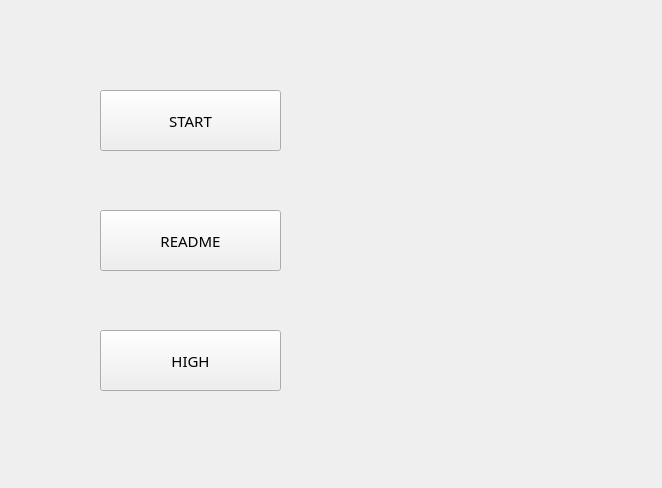
Before: the Qt Designer form TankGame/mainwindow.ui in anlowee/TankGame, drawn with Qt 5.
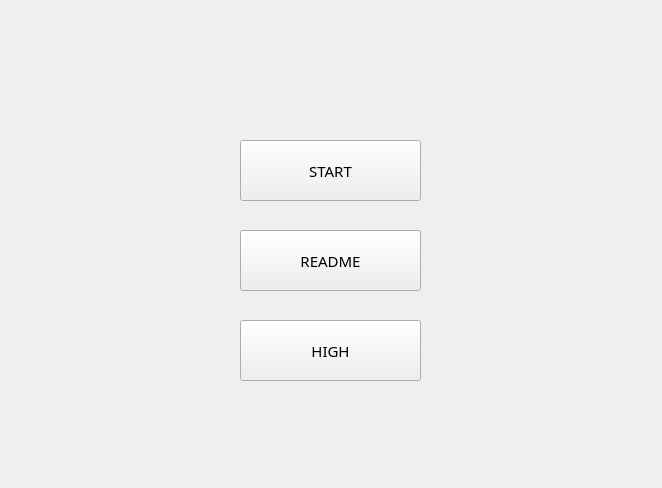
After: the same form once the commit is applied. Icons and pictures are not drawn.

Commit message: fix btn‘s pos

```diff
--- a/TankGame/mainwindow.ui
+++ b/TankGame/mainwindow.ui
@@ -32,8 +32,8 @@
    <widget class="QPushButton" name="btn_start">
     <property name="geometry">
      <rect>
-      <x>100</x>
-      <y>90</y>
+      <x>240</x>
+      <y>140</y>
       <width>181</width>
       <height>61</height>
      </rect>
@@ -54,8 +54,8 @@
    <widget class="QPushButton" name="btn_readme">
     <property name="geometry">
      <rect>
-      <x>100</x>
-      <y>210</y>
+      <x>240</x>
+      <y>230</y>
       <width>181</width>
       <height>61</height>
      </rect>
@@ -76,8 +76,8 @@
    <widget class="QPushButton" name="btn_high">
     <property name="geometry">
      <rect>
-      <x>100</x>
-      <y>330</y>
+      <x>240</x>
+      <y>320</y>
       <width>181</width>
       <height>61</height>
      </rect>
```
